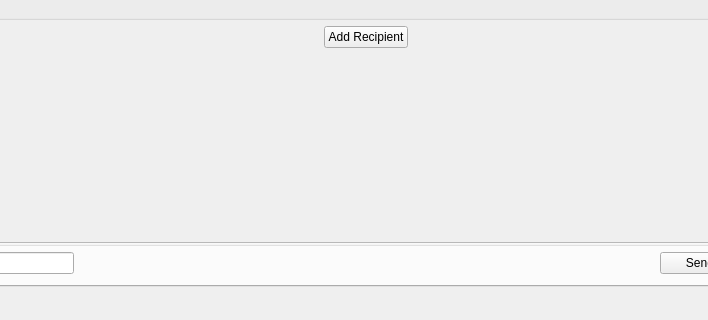
First picture: the form in src/mainwindow.ui, repository z-bitcoinz/BitcoinZ_Blue, before the edit; both pictures show x 118 to 826 and y 296 to 616 of the 968 by 616 pixel window.
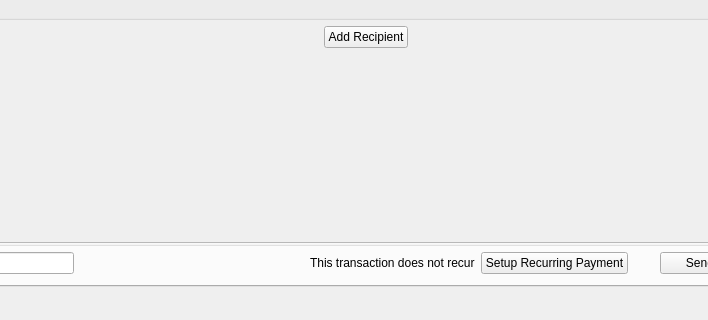
Second picture: the form after the edit. The open tabs and pages were chosen to show the change. Icons and pictures are not drawn. Custom widgets are drawn as their Qt base class.

Commit message: Recurring Dialogs

What changed in the file:
```diff
--- a/src/mainwindow.ui
+++ b/src/mainwindow.ui
@@ -552,13 +552,6 @@
             </property>
            </widget>
           </item>
-          <item>
-           <widget class="QLabel" name="lblMinerFeeUSD">
-            <property name="text">
-             <string/>
-            </property>
-           </widget>
-          </item>
           <item>
            <spacer name="horizontalSpacer">
             <property name="orientation">
@@ -572,6 +565,34 @@
             </property>
            </spacer>
           </item>
+          <item>
+           <widget class="QLabel" name="lblMinerFeeUSD">
+            <property name="text">
+             <string/>
+            </property>
+           </widget>
+          </item>
+          <item>
+           <widget class="QLabel" name="label_16">
+            <property name="text">
+             <string>This transaction does not recur</string>
+            </property>
+           </widget>
+          </item>
+          <item>
+           <widget class="QPushButton" name="pushButton">
+            <property name="text">
+             <string>Setup Recurring Payment</string>
+            </property>
+           </widget>
+          </item>
+          <item>
+           <widget class="QLabel" name="label_17">
+            <property name="text">
+             <string notr="true">      </string>
+            </property>
+           </widget>
+          </item>
           <item>
            <widget class="QPushButton" name="sendTransactionButton">
             <property name="baseSize">
```
Left out of the diff: 8 changed lines with no effect on the pictures. The commit also changes 6 other files.
